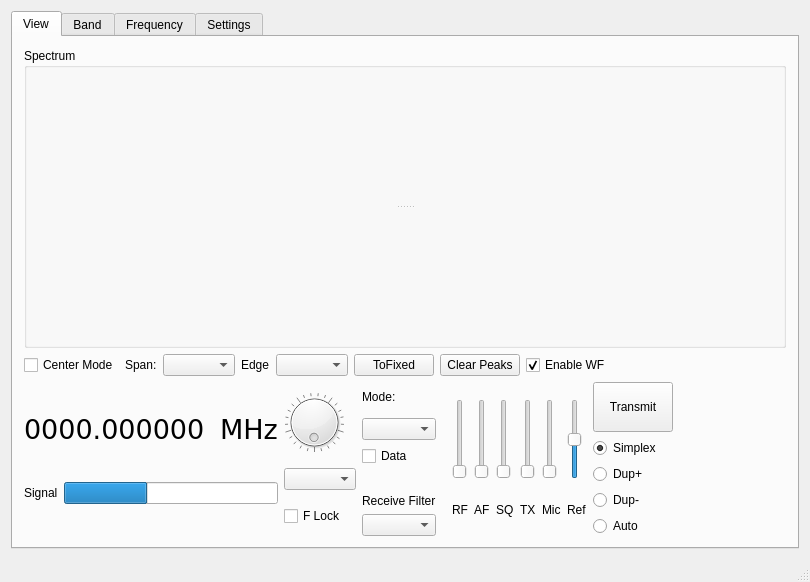
Qt form wfmain.ui (adecarolis/wfweb) before a commit.
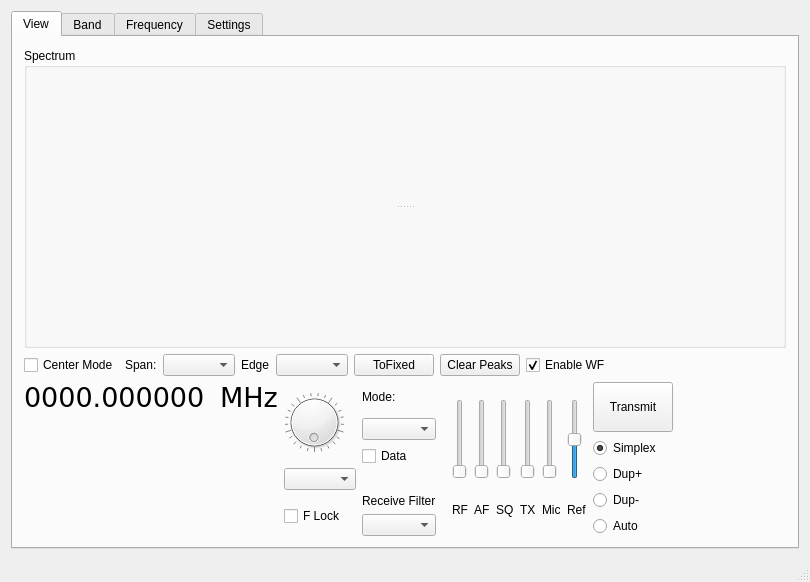
The same form after that commit. Custom widgets are drawn as their Qt base class.

Commit message: Added a nice s-meter. It isn't right yet, but it's a start. TODO: Change scale for power meter, make sure full-scale fits TODO: create static image from scale to overlay each time rather than drawing each time.

```diff
--- a/wfmain.ui
+++ b/wfmain.ui
@@ -190,24 +190,7 @@
             <item>
              <layout class="QHBoxLayout" name="horizontalLayout_21">
               <item>
-               <widget class="QLabel" name="label_26">
-                <property name="text">
-                 <string>Signal</string>
-                </property>
-               </widget>
-              </item>
-              <item>
-               <widget class="QProgressBar" name="levelIndicator">
-                <property name="maximum">
-                 <number>255</number>
-                </property>
-                <property name="value">
-                 <number>100</number>
-                </property>
-                <property name="textVisible">
-                 <bool>false</bool>
-                </property>
-               </widget>
+               <widget class="meter" name="meterWidget" native="true"/>
               </item>
              </layout>
             </item>
@@ -1964,6 +1947,12 @@
    <class>QCustomPlot</class>
    <container>1</container>
   </customwidget>
+  <customwidget>
+   <class>meter</class>
+   <extends>QWidget</extends>
+   <header>meter.h</header>
+   <container>1</container>
+  </customwidget>
  </customwidgets>
  <resources/>
  <connections/>
```
The commit also changes 5 other files.
